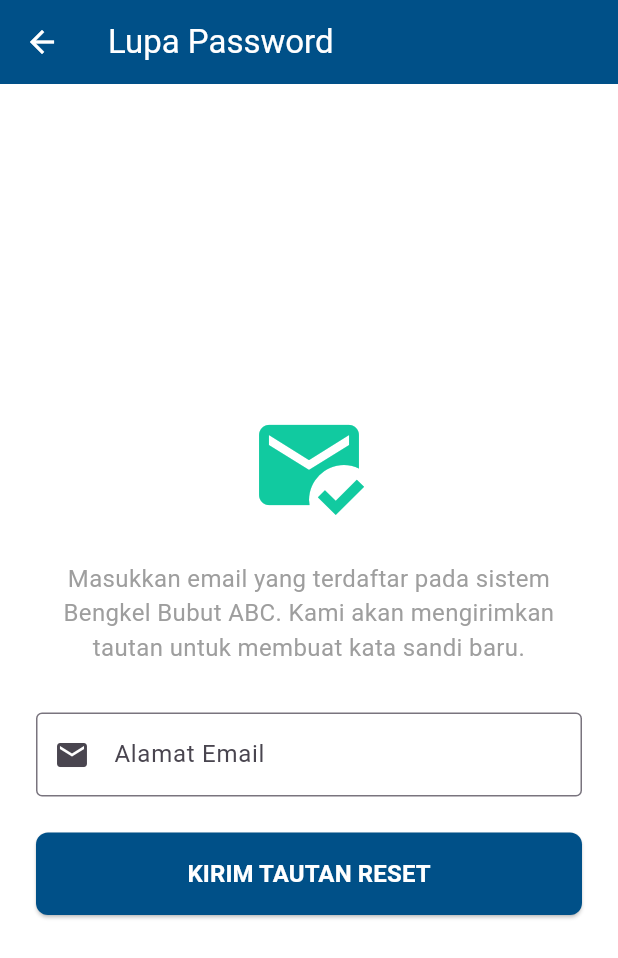
After one commit to KishiEdward/frontend-bengkel, a Flutter app: the screen it shows after launch, after a tap on "Lupa Password?", on a phone screen of 412 x 824 dp. The commit adds this screen. Shown: the top 958 px of the screen. Run offline on Flutter 3.47's test engine with Material 3 defaults, Android fonts, the phone set to English and light mode, and no system bars; our stand-ins replace firebase_auth, firebase_core, shared_preferences; accounts and stored records are empty.

Commit message:
feat: implementation of lupa password final

```diff
--- a/lib/ui/screens/login_screen.dart
+++ b/lib/ui/screens/login_screen.dart
@@ -1,5 +1,6 @@
 import 'package:flutter/material.dart';
 import 'package:front_bengkel/ui/screens/dashboard_screen.dart';
+import 'package:front_bengkel/ui/screens/lupa_password_screen.dart';
 import 'package:provider/provider.dart';
 import '../../providers/auth_provider.dart';
 
@@ -98,6 +99,25 @@ class _LoginScreenState extends State<LoginScreen> {
                   border: OutlineInputBorder(),
                 ),
               ),
+
+              Align(
+                alignment: Alignment.centerRight,
+                child: TextButton(
+                  onPressed: () {
+                    Navigator.push(
+                      context,
+                      MaterialPageRoute(
+                        builder: (context) => const ForgotPasswordScreen(),
+                      ),
+                    );
+                  },
+                  child: const Text(
+                    "Lupa Password?",
+                    style: TextStyle(color: Color(0xFF005088)),
+                  ),
+                ),
+              ),
+
               const SizedBox(height: 32),
 
               isLoading
--- /dev/null
+++ b/lib/ui/screens/lupa_password_screen.dart
@@ -0,0 +1,118 @@
+import 'package:flutter/material.dart';
+import 'package:provider/provider.dart';
+import '../../providers/auth_provider.dart';
+
+class ForgotPasswordScreen extends StatefulWidget {
+  const ForgotPasswordScreen({super.key});
+
+  @override
+  State<ForgotPasswordScreen> createState() => _ForgotPasswordScreenState();
+}
+
+class _ForgotPasswordScreenState extends State<ForgotPasswordScreen> {
+  final _emailController = TextEditingController();
+
+  void _kirimEmailReset() async {
+    final email = _emailController.text.trim();
+    if (email.isEmpty) {
+      ScaffoldMessenger.of(context).showSnackBar(
+        const SnackBar(
+          content: Text("Email tidak boleh kosong!"),
+          backgroundColor: Colors.red,
+        ),
+      );
+      return;
+    }
+
+    final authProvider = Provider.of<AuthProvider>(context, listen: false);
+    bool success = await authProvider.resetPassword(email);
+
+    if (!mounted) return;
+
+    if (success) {
+      ScaffoldMessenger.of(context).showSnackBar(
+        const SnackBar(
+          content: Text("Tautan reset password telah dikirim ke email Anda!"),
+          backgroundColor: Colors.green,
+          duration: Duration(seconds: 4),
+        ),
+      );
+      Navigator.pop(context); // Kembali ke halaman Login setelah sukses
+    } else {
+      ScaffoldMessenger.of(context).showSnackBar(
+        SnackBar(
+          content: Text(authProvider.errorMessage),
+          backgroundColor: Colors.red,
+        ),
+      );
+    }
+  }
+
+  @override
+  Widget build(BuildContext context) {
+    final isLoading = Provider.of<AuthProvider>(context).isLoading;
+
+    return Scaffold(
+      appBar: AppBar(
+        title: const Text(
+          "Lupa Password",
+          style: TextStyle(color: Colors.white),
+        ),
+        backgroundColor: const Color(0xFF005088),
+        iconTheme: const IconThemeData(color: Colors.white),
+      ),
+      backgroundColor: Colors.white,
+      body: Padding(
+        padding: const EdgeInsets.all(24.0),
+        child: Column(
+          mainAxisAlignment: MainAxisAlignment.center,
+          crossAxisAlignment: CrossAxisAlignment.stretch,
+          children: [
+            const Icon(
+              Icons.mark_email_read,
+              size: 80,
+              color: Color(0xFF11caa0),
+            ),
+            const SizedBox(height: 24),
+            const Text(
+              "Masukkan email yang terdaftar pada sistem Bengkel Bubut ABC. Kami akan mengirimkan tautan untuk membuat kata sandi baru.",
+              textAlign: TextAlign.center,
+              style: TextStyle(fontSize: 16, color: Colors.grey),
+            ),
+            const SizedBox(height: 32),
+            TextField(
+              controller: _emailController,
+              keyboardType: TextInputType.emailAddress,
+              decoration: const InputDecoration(
+                labelText: 'Alamat Email',
+                prefixIcon: Icon(Icons.email),
+                border: OutlineInputBorder(),
+              ),
+            ),
+            const SizedBox(height: 24),
+            isLoading
+                ? const Center(child: CircularProgressIndicator())
+                : ElevatedButton(
+                    onPressed: _kirimEmailReset,
+                    style: ElevatedButton.styleFrom(
+                      backgroundColor: const Color(0xFF005088),
+                      foregroundColor: Colors.white,
+                      padding: const EdgeInsets.symmetric(vertical: 16),
+                      shape: RoundedRectangleBorder(
+                        borderRadius: BorderRadius.circular(8),
+                      ),
+                    ),
+                    child: const Text(
+                      'KIRIM TAUTAN RESET',
+                      style: TextStyle(
+                        fontSize: 16,
+                        fontWeight: FontWeight.bold,
+                      ),
+                    ),
+                  ),
+          ],
+        ),
+      ),
+    );
+  }
+}
```
